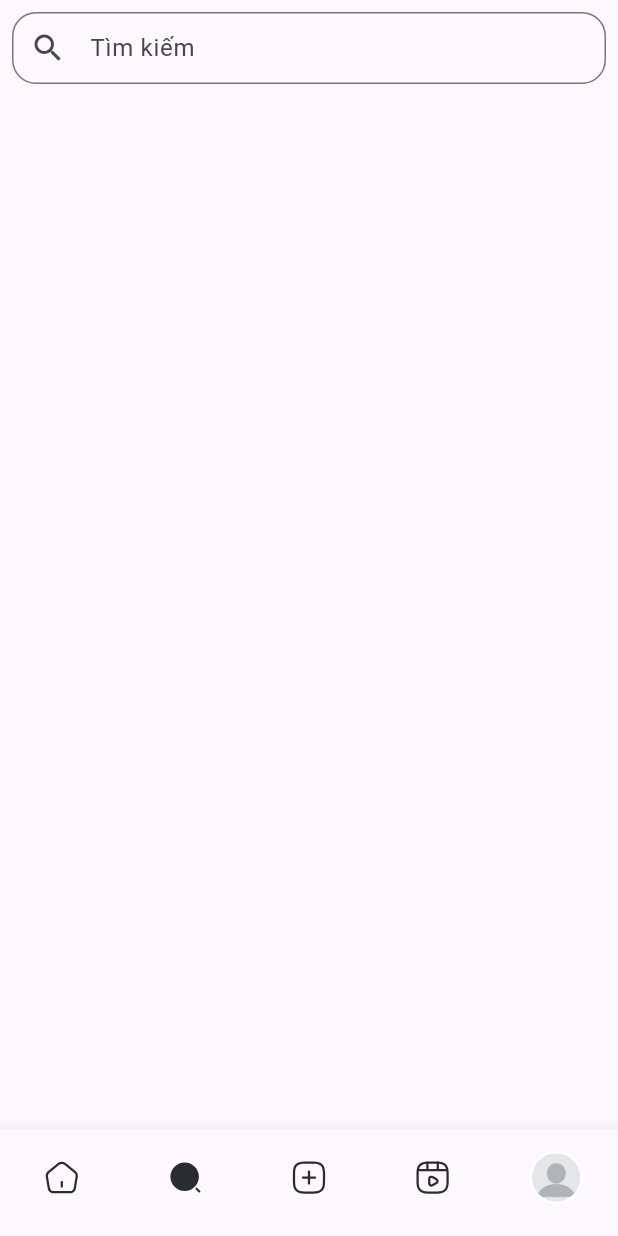
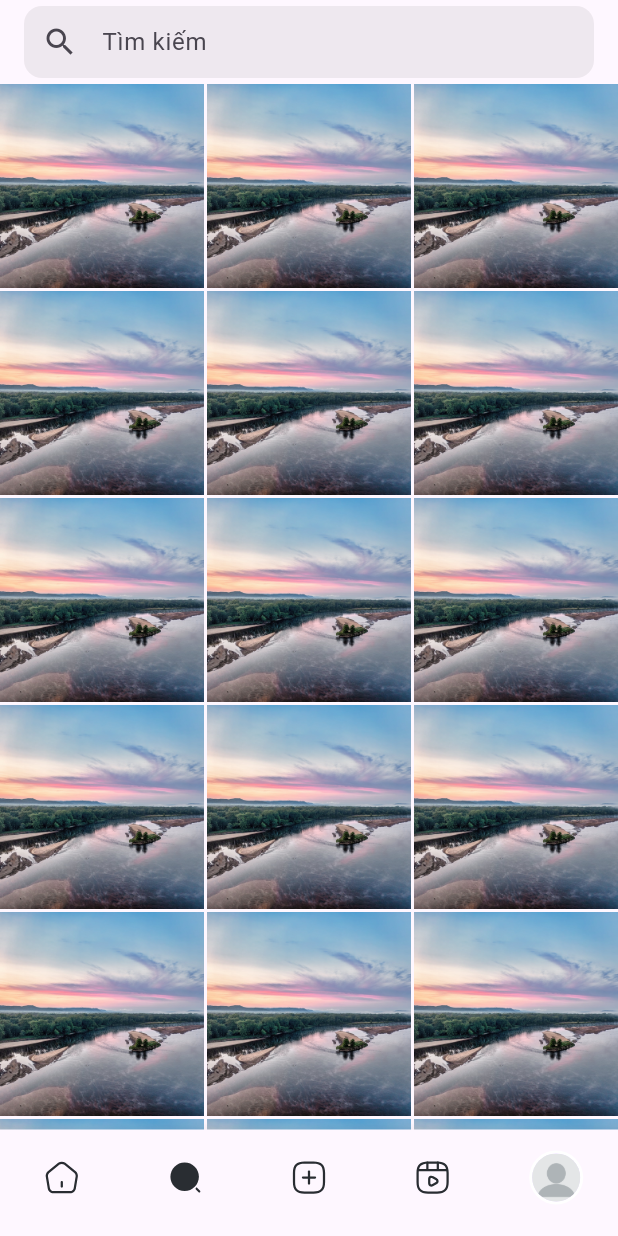
Before and after one commit to vken15/flutter_instagram, a Flutter app: the screen it shows after launch, item 2 of the bottom bar chosen, on a phone screen of 412 x 824 dp. Run offline on Flutter 3.47's test engine with Material 3 defaults, Android fonts, the phone set to English and light mode, and no system bars; our stand-ins replace flutter_svg, get, google_fonts; network calls fail.

Commit message:
update
update home screen
update search screen
update profile screen

```diff
--- a/lib/src/presentations/search/search_screen.dart
+++ b/lib/src/presentations/search/search_screen.dart
@@ -10,14 +10,16 @@ class SearchScreen extends GetWidget<SearchContentController> {
     return Scaffold(
       body: Obx(
         () => SafeArea(
-          child: SingleChildScrollView(
-            child: Column(
+          child: CustomScrollView(
+            slivers: [
+              SliverAppBar(
+                floating: true,
+                surfaceTintColor: Colors.white,
+                title: Column(
                   mainAxisSize: MainAxisSize.min,
                   children: [
                     controller.isSearch.value
-                    ? Padding(
-                        padding: const EdgeInsets.all(8.0),
-                        child: Stack(
+                        ? Stack(
                             children: [
                               GestureDetector(
                                 onTap: () {
@@ -30,42 +32,57 @@ class SearchScreen extends GetWidget<SearchContentController> {
                               ),
                               Padding(
                                 padding: const EdgeInsets.only(left: 40),
-                              child: _buildSearchBar(),
+                                child: _buildSearchBar(
+                                    controller.searchContent.value,
+                                    controller.searchTextFocus,
+                                    () {}),
                               ),
                             ],
-                        ),
                           )
-                    : Padding(
-                        padding: const EdgeInsets.all(8.0),
-                        child: _buildSearchBar(),
-                      ),
+                        : _buildSearchBar(null, null, () {
+                            controller.isSearch.value = true;
+                            controller.searchTextFocus.requestFocus();
+                          }),
                   ],
                 ),
+              ),
+              if (controller.isSearch.value == false)
+                SliverGrid.count(
+                    crossAxisCount: 3,
+                    crossAxisSpacing: 2,
+                    mainAxisSpacing: 2,
+                    children: List.generate(
+                      24,
+                      (index) {
+                        return Image.asset("assets/images/picture1.jpg");
+                      },
+                    )),
+            ],
           ),
         ),
       ),
     );
   }
 
-  TextFormField _buildSearchBar() {
-    return TextFormField(
-        controller: controller.searchContent.value,
-        focusNode: controller.searchTextFocus,
+  Widget _buildSearchBar(
+    TextEditingController? controller,
+    FocusNode? focus,
+    void Function()? onTap,
+  ) {
+    return DecoratedBox(
+      decoration: BoxDecoration(
+        color: const Color.fromARGB(16, 0, 0, 0),
+        borderRadius: BorderRadius.circular(12),
+      ),
+      child: TextFormField(
+          controller: controller,
+          focusNode: focus,
           decoration: const InputDecoration(
               hintText: "Tìm kiếm",
-            border: OutlineInputBorder(
-              borderRadius: BorderRadius.all(Radius.circular(16)),
-            ),
+              border: InputBorder.none,
               prefixIcon: Icon(Icons.search),
-            contentPadding: EdgeInsets.symmetric(horizontal: 12)),
-        onTap: () {
-          controller.isSearch.value = true;
-        },
-        onTapOutside: (event) {
-          if (controller.searchTextFocus.hasFocus == true) {
-            controller.searchTextFocus.unfocus();
-            //controller.isSearch.value = false;
-          }
-        });
+              contentPadding: EdgeInsets.all(12)),
+          onTap: onTap),
+    );
   }
 }
--- a/lib/src/presentations/tabs/bindings/tabbar_bindings.dart
+++ b/lib/src/presentations/tab/bindings/tabbar_bindings.dart
@@ -1,5 +1,6 @@
+import 'package:flutter_instagram/src/presentations/profile/controllers/profile_controller.dart';
 import 'package:flutter_instagram/src/presentations/search/controllers/search_controller.dart';
-import 'package:flutter_instagram/src/presentations/tabs/controllers/tabbar_controller.dart';
+import 'package:flutter_instagram/src/presentations/tab/controllers/tabbar_controller.dart';
 import 'package:get/get.dart';
 
 class TabBarBindings extends Bindings {
@@ -7,5 +8,6 @@ class TabBarBindings extends Bindings {
   void dependencies() {
     Get.put(TabBarController());
     Get.put(SearchContentController());
+    Get.put(ProfileController());
   }
 }
--- /dev/null
+++ b/lib/src/presentations/tab/controllers/tabbar_controller.dart
@@ -0,0 +1,18 @@
+import 'package:flutter/material.dart';
+import 'package:flutter_instagram/src/presentations/home_screen.dart';
+import 'package:flutter_instagram/src/presentations/profile/profile_screen.dart';
+import 'package:flutter_instagram/src/presentations/search/search_screen.dart';
+import 'package:get/get.dart';
+
+class TabBarController extends GetxController
+{
+  Rx<int> selectedIndex = 0.obs;
+
+  final List<Widget> pages = [
+    const HomeScreen(),
+    const SearchScreen(),
+    const Center(),
+    const Center(),
+    const ProfileScreen(),
+  ];
+}
--- a/lib/src/presentations/tabs/tabbar.dart
+++ b/lib/src/presentations/tab/tabbar.dart
@@ -1,4 +1,4 @@
-import 'package:flutter_instagram/src/presentations/tabs/controllers/tabbar_controller.dart';
+import 'package:flutter_instagram/src/presentations/tab/controllers/tabbar_controller.dart';
 import 'package:flutter/material.dart';
 import 'package:flutter_svg/svg.dart';
 import 'package:get/get.dart';
--- a/lib/src/presentations/tabs/controllers/tabbar_controller.dart
+++ /dev/null
@@ -1,40 +0,0 @@
-import 'package:flutter/material.dart';
-import 'package:flutter_instagram/src/presentations/home_screen.dart';
-import 'package:flutter_instagram/src/presentations/profile_screen.dart';
-import 'package:flutter_instagram/src/presentations/search/search_screen.dart';
-import 'package:get/get.dart';
-
-class TabBarController
-    extends GetxController //with GetSingleTickerProviderStateMixin
-{
-  Rx<int> selectedIndex = 0.obs;
-
-  final List<Widget> pages = [
-    const HomeScreen(),
-    const SearchScreen(),
-    const Center(),
-    const Center(),
-    const ProfileScreen(),
-  ];
-
-  // final List<Tab> tabs = <Tab>[
-  //   const Tab(icon: Icon(Icons.home, size: 32)),
-  //   const Tab(icon: Icon(Icons.search, size: 32)),
-  //   const Tab(icon: Icon(Icons.add_box_outlined, size: 32)),
-  //   const Tab(icon: Icon(Icons.video_collection_outlined, size: 32)),
-  //   const Tab(icon: CircleAvatar(radius: 16)),
-  // ];
-  //late TabController tabController;
-
-  // @override
-  // void onInit() {
-  //   super.onInit();
-  //   tabController = TabController(vsync: this, length: tabs.length);
-  // }
-
-  // @override
-  // void onClose() {
-  //   tabController.dispose();
-  //   super.onClose();
-  // }
-}
--- a/lib/src/router/app_router.dart
+++ b/lib/src/router/app_router.dart
@@ -1,9 +1,9 @@
 
 import 'package:flutter_instagram/src/presentations/home_screen.dart';
-import 'package:flutter_instagram/src/presentations/profile_screen.dart';
+import 'package:flutter_instagram/src/presentations/profile/profile_screen.dart';
 import 'package:flutter_instagram/src/presentations/search/search_screen.dart';
-import 'package:flutter_instagram/src/presentations/tabs/bindings/tabbar_bindings.dart';
-import 'package:flutter_instagram/src/presentations/tabs/tabbar.dart';
+import 'package:flutter_instagram/src/presentations/tab/bindings/tabbar_bindings.dart';
+import 'package:flutter_instagram/src/presentations/tab/tabbar.dart';
 import 'package:get/get.dart';
 
 class AppRouter {
--- a/pubspec.yaml
+++ b/pubspec.yaml
@@ -38,7 +38,7 @@ dependencies:
   get: ^4.6.5
   google_fonts: ^4.0.0
   flutter_svg: ^2.0.4
-  readmore: ^2.2.0
+  video_player: ^2.7.2
 
 dev_dependencies:
   flutter_test:
```
Also changed, not shown: lib/src/presentations/home_screen.dart (+44 -15 lines), lib/src/presentations/profile/controllers/profile_controller.dart (added, +22 -0 lines), lib/src/presentations/profile/profile_screen.dart (added, +240 -0 lines), lib/src/presentations/profile_screen.dart (deleted, +0 -132 lines), assets/images/picture1.jpg (added), pubspec.lock, 1 other file. Lines whose indentation alone changed are shown as unchanged.
